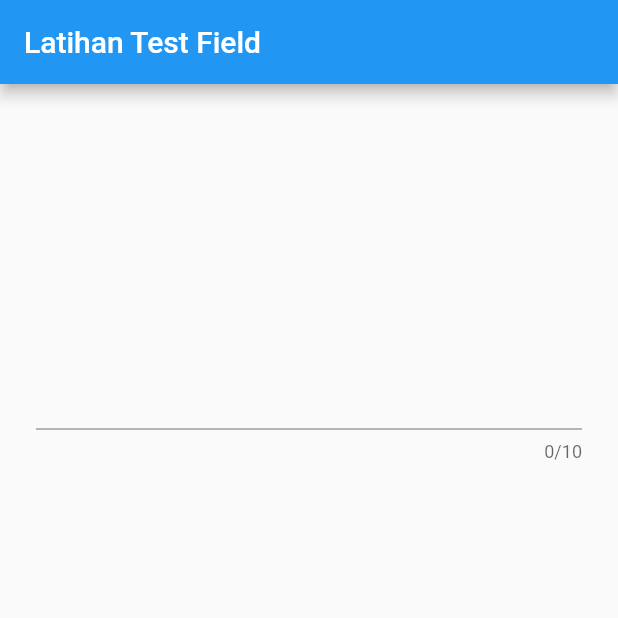
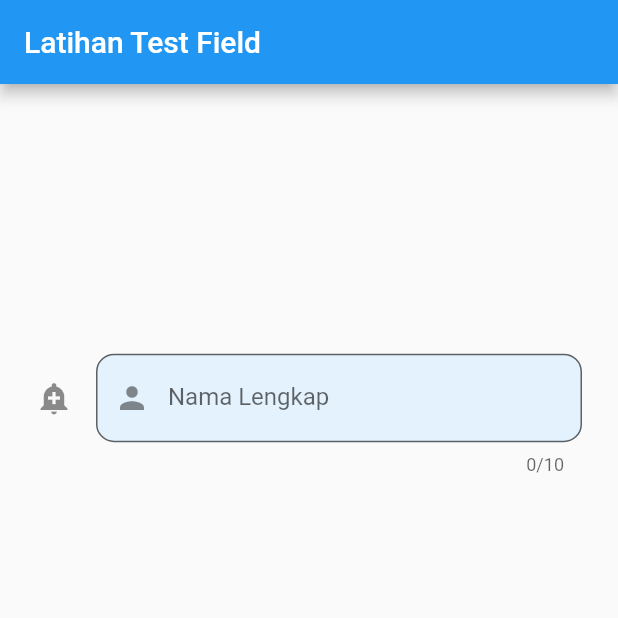
Before and after one commit to chairoel/Flutter-Basic, a Flutter app: the screen it shows after launch, on a phone screen of 412 x 824 dp, the top half of it. Run offline on Flutter 3.47's test engine with Material 2 defaults, Android fonts, the phone set to English and light mode, and no system bars.

Commit message:
Learn custom TextField Widget

```diff
--- a/textfield_example/lib/main.dart
+++ b/textfield_example/lib/main.dart
@@ -27,6 +27,35 @@ class _MyAppState extends State<MyApp> {
             mainAxisAlignment: MainAxisAlignment.spaceAround,
             children: [
               TextField(
+                decoration: InputDecoration(
+                  //Widget yang akan mendekorasi [TextField]
+                  filled: true, //Aktivasi fiil pada [TextField]
+                  fillColor: Colors.blue[50],
+                  icon: Icon(Icons
+                      .add_alert), //Icon yang akan muncul diluar [TextField]
+                  // prefix: Container( //Widget yang muncul sebelum Value dari [TextField]
+                  //   width: 5
+                  //   height: 5,
+                  //   color: Colors.red,
+                  // ),
+                  suffix: Container(
+                    //Widget yang muncul setelah Value dari [TextField]
+                    width: 5,
+                    height: 5,
+                    color: Colors.red,
+                  ),
+                  prefixIcon: Icon(Icons.person),
+                  prefixText: "Name: ",
+                  prefixStyle: TextStyle(
+                      color: Colors.blue, fontWeight: FontWeight.w700),
+                  labelText:
+                      "Nama Lengkap", //Widget yang akan tampil diatas [TextField]
+                  hintText: "Nama Lengkapnya Loh",
+                  hintStyle: TextStyle(fontSize: 12),
+                  border: OutlineInputBorder(
+                      //Widget yang menampilkan border dari [TextField]
+                      borderRadius: BorderRadius.circular(12)),
+                ),
                 // obscureText: true,  //Jenis input Password
                 maxLength: 10, //Maximum panjang karakter
                 onChanged: (value) {
```
